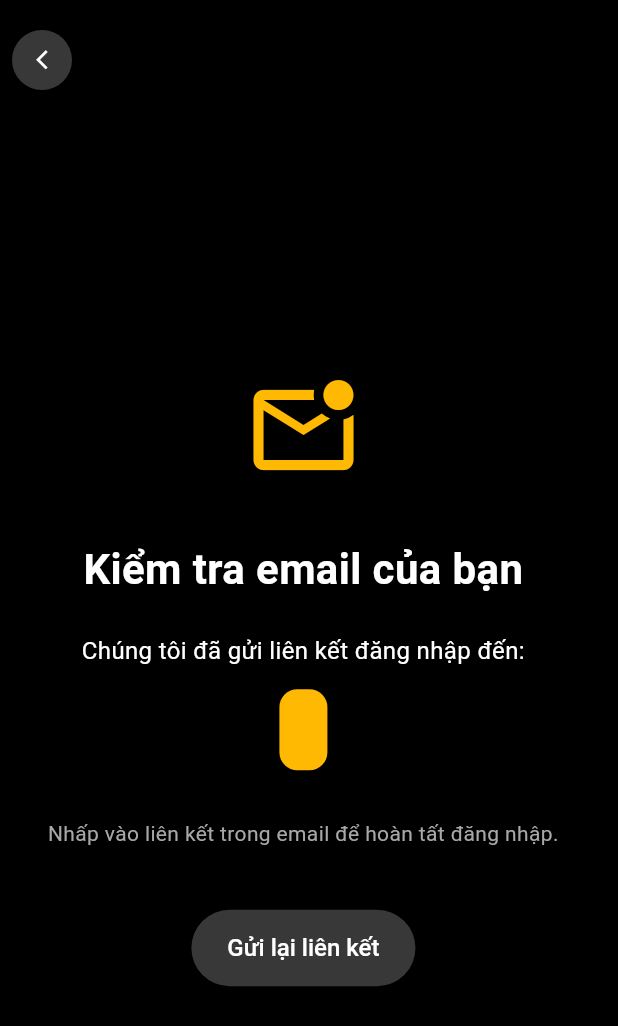
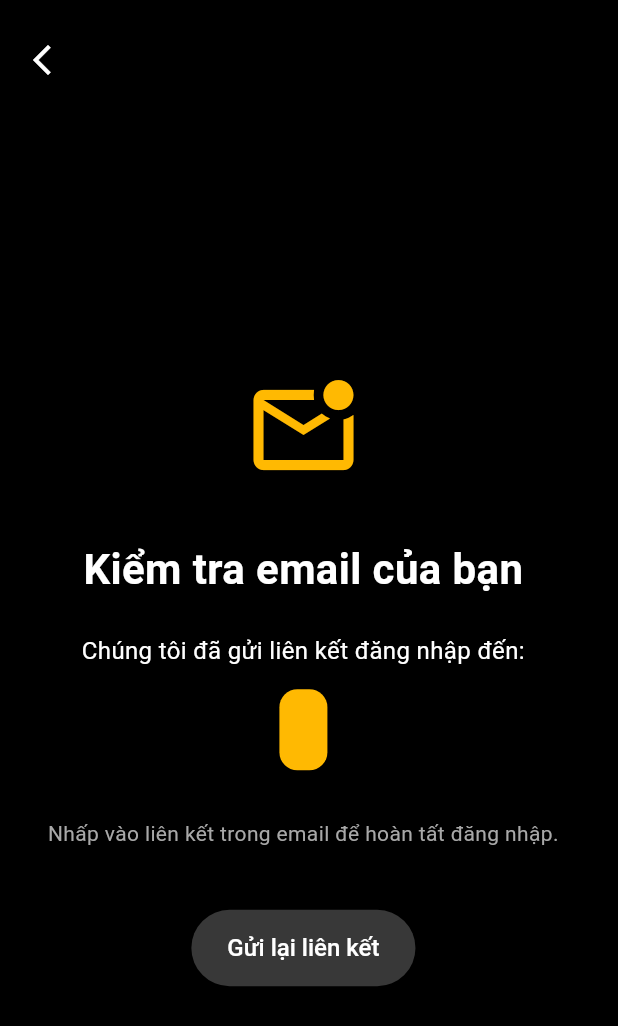
Before and after one commit to nguyenthisc1/locket, a Flutter app: the EmailLinkVerificationPage screen opened directly with empty values, on a phone screen of 412 x 824 dp. Shown: the top 1026 px of the screen. Run offline on Flutter 3.47's test engine with Material 3 defaults, Android fonts, the phone set to English and light mode, and no system bars; our stand-ins replace camera, dartz, dio, equatable, flutter_secure_storage, logger and 1 more; accounts and stored records are empty; network calls fail; Roboto replaces fonts that are missing (SF-Pro-Rounded, SF-Pro-Text).

Commit message:
update: appbar - description: edit icon leading

```diff
--- a/lib/common/wigets/appbar/appbar.dart
+++ b/lib/common/wigets/appbar/appbar.dart
@@ -1,6 +1,5 @@
 import 'package:flutter/material.dart';
-
-import '../../../../core/configs/theme/app_colors.dart';
+import 'package:locket/core/configs/theme/index.dart';
 
 class BasicAppbar extends StatelessWidget implements PreferredSizeWidget {
   final Widget? title;
@@ -40,16 +39,12 @@ class BasicAppbar extends StatelessWidget implements PreferredSizeWidget {
                 onPressed: () {
                   Navigator.pop(context);
                 },
-                icon: Container(
+                icon: SizedBox(
                   height: 50,
                   width: 50,
-                  decoration: BoxDecoration(
-                    color: AppColors.dark,
-                    shape: BoxShape.circle,
-                  ),
                   child: const Icon(
                     Icons.arrow_back_ios_new,
-                    size: 15,
+                    size: AppDimensions.iconMd,
                     color: Colors.white,
                   ),
                 ),
```
